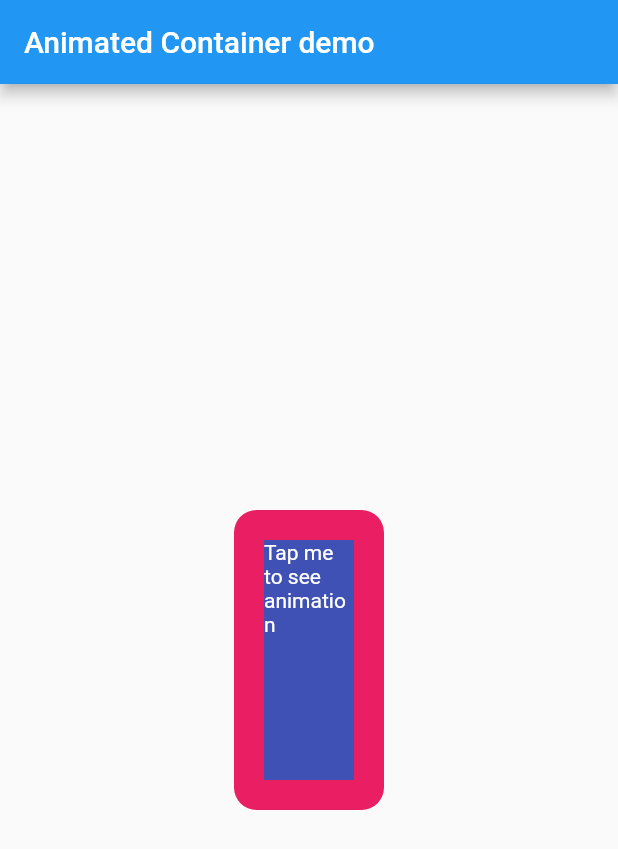
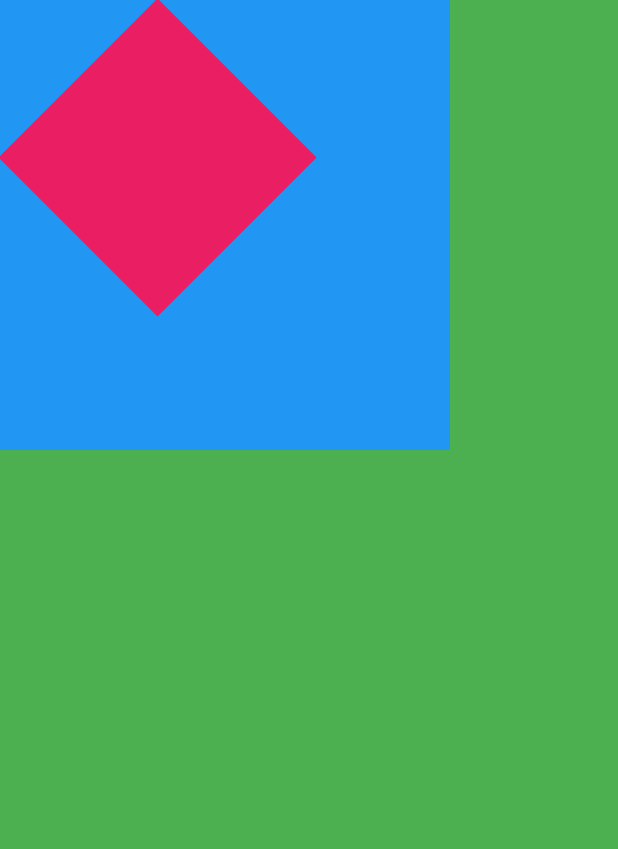
Before and after one commit to kumarmanoj96/learn_animation, a Flutter app: the screen it shows after launch, on a phone screen of 412 x 824 dp. Shown: the top 849 px of the screen. Run offline on Flutter 3.47's test engine with Material 2 defaults, Android fonts, the phone set to English and light mode, and no system bars.

Commit message:
added TweenAnimationBuilderDemoScreen & StackDemoScreen

```diff
--- a/lib/main.dart
+++ b/lib/main.dart
@@ -1,5 +1,6 @@
 import 'package:flutter/material.dart';
-import './screens/animated_container_demo_screen.dart';
+import './screens/stack_demo_screen.dart';
+import './guillotine.dart';
 void main() => runApp(new MyApp());
 
 class MyApp extends StatelessWidget {
@@ -12,7 +13,7 @@ class MyApp extends StatelessWidget {
       theme: new ThemeData(
         primarySwatch: Colors.blue,
       ),
-      home: AnimatedContainerDemoScreen(),
+      home: StackDemoScreen(),
     );
   }
 }
--- /dev/null
+++ b/lib/screens/stack_demo_screen.dart
@@ -0,0 +1,34 @@
+import 'package:flutter/material.dart';
+import 'dart:math' as math;
+//to position children inside stack either wrap the children in align along with padding or wrap then in positioned widget
+//note Positioned has to be a child of a Stack. There cannot be another widget in between the stack and the widget
+class StackDemoScreen extends StatelessWidget {
+  @override
+  Widget build(BuildContext context) {
+    return Stack(
+      // alignment: Alignment.bottomCenter,    //by default topLeft
+      children: <Widget>[
+        Container(
+          color: Colors.green,
+        ),
+        Container(
+          color: Colors.blue,
+          height: 300.0,
+          width: 300.0,
+        ),
+        Positioned(
+            top: 30,
+            left: 30,
+            child: Transform.rotate(
+               angle: math.pi / 4.0,
+              origin: Offset.zero,
+              child: Container(
+                color: Colors.pink,
+                height: 150.0,
+                width: 150.0,
+              ),
+            ))
+      ],
+    );
+  }
+}
```
Also changed, not shown: lib/screens/tween_animation_builder_demo_screen.dart (added, +53 -0 lines).
